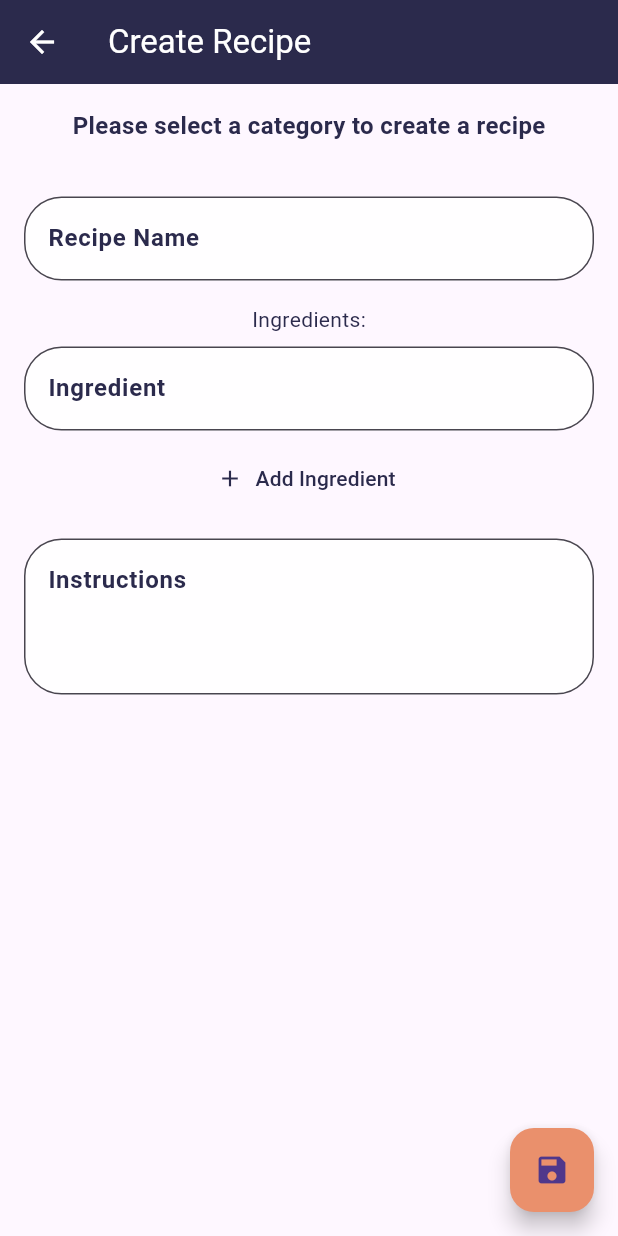
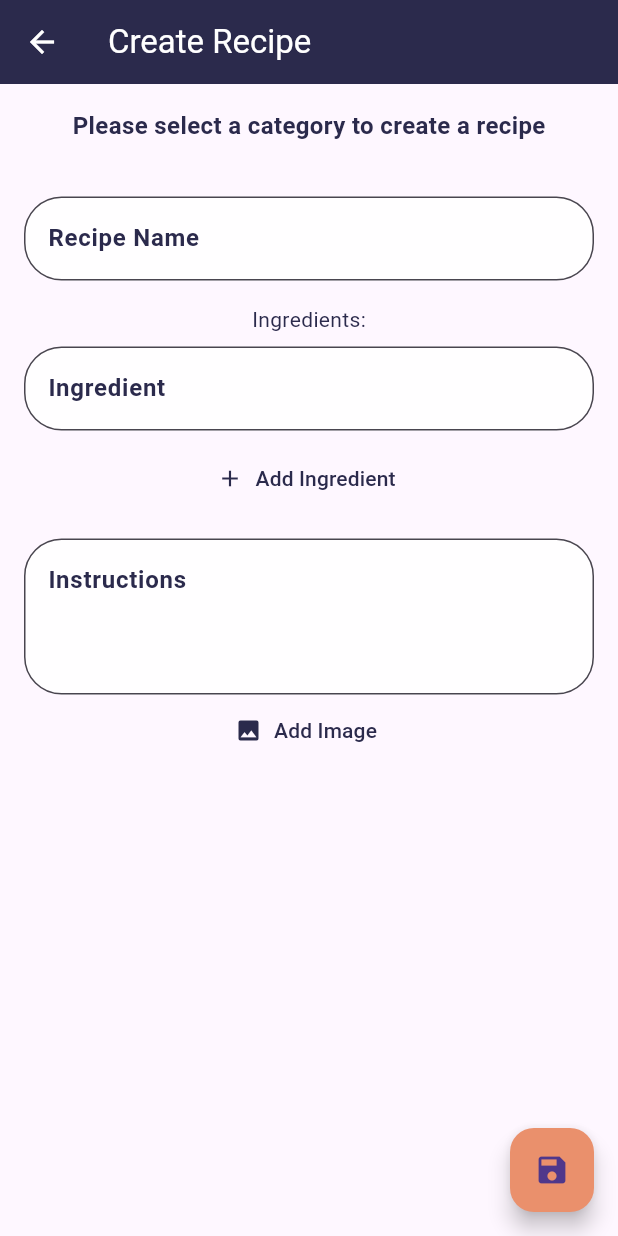
Before and after one commit to gokcearslan/se380_lastversion_recipeapp, a Flutter app: the CreateRecipePage screen opened directly, after a tap on "Breakfast", after a tap on the "save" icon, on a phone screen of 412 x 824 dp. Run offline on Flutter 3.47's test engine with Material 3 defaults, Android fonts, the light colour scheme and no system bars; our stand-ins replace cloud_firestore, firebase_auth, firebase_core, firebase_storage, flutter_staggered_animations, image_picker; accounts and stored records are empty; network calls fail.

Commit message:
images added to recipes

```diff
--- a/lib/FilteredRecipe.dart
+++ b/lib/FilteredRecipe.dart
@@ -12,7 +12,7 @@ class FilteredRecipesScreen extends StatelessWidget {
   Widget build(BuildContext context) {
     return Scaffold(
       appBar: AppBar(
-        title: Text('Filtered Recipes', style: TextStyle(color: Colors.white)),
+        title: Text('Filtered Recipes ', style: TextStyle(color: Colors.white)),
         backgroundColor: Navy,
         iconTheme: IconThemeData(color: Colors.white),
 
--- a/lib/RecipeDetailsScreen.dart
+++ b/lib/RecipeDetailsScreen.dart
@@ -1,3 +1,5 @@
+import 'dart:io';
+
 import 'package:cloud_firestore/cloud_firestore.dart';
 import 'package:flutter/material.dart';
 import 'package:flutter_staggered_animations/flutter_staggered_animations.dart';
@@ -111,7 +113,6 @@ class RecipeDetailsScreen extends StatelessWidget {
                       padding: EdgeInsets.all(16.0),
                       decoration: BoxDecoration(
                         color: Colors.white,
-                        // Background color for the instruction box
                         borderRadius: BorderRadius.circular(10.0),
                         boxShadow: [
                           BoxShadow(
@@ -122,7 +123,10 @@ class RecipeDetailsScreen extends StatelessWidget {
                           ),
                         ],
                       ),
-                      child: Row(
+                      child: Column(
+                        crossAxisAlignment: CrossAxisAlignment.start,
+                        children: [
+                          Row(
                             crossAxisAlignment: CrossAxisAlignment.start,
                             children: [
                               CircleAvatar(
@@ -139,6 +143,15 @@ class RecipeDetailsScreen extends StatelessWidget {
                               ),
                             ],
                           ),
+                          SizedBox(height: 16.0), // Add some space between text and image
+                          Image.file(
+                            File(recipe['image']), // Assuming 'image' is the file path
+                            height: 200, // Adjust the height as needed
+                            width: double.infinity, // Take the full width
+                            fit: BoxFit.cover,
+                          ),
+                        ],
+                      ),
                     ),
                   ),
                 ),
@@ -147,7 +160,9 @@ class RecipeDetailsScreen extends StatelessWidget {
             .toList(),
       );
     } else if (instructions is String) {
-      return Container(
+      return Column(
+        children: [
+          Container(
             padding: EdgeInsets.all(16.0),
             margin: EdgeInsets.symmetric(vertical: 8.0),
             decoration: BoxDecoration(
@@ -166,6 +181,15 @@ class RecipeDetailsScreen extends StatelessWidget {
               instructions,
               style: TextStyle(color: Colors.black, fontWeight: FontWeight.bold),
             ),
+          ),
+          SizedBox(height: 16.0), // Add some space between text and image
+          Image.file(
+            File(recipe['image']), // Assuming 'image' is the file path
+            height: 200, // Adjust the height as needed
+            width: double.infinity, // Take the full width
+            fit: BoxFit.cover,
+          ),
+        ],
       );
     } else {
       return Text(
@@ -174,4 +198,6 @@ class RecipeDetailsScreen extends StatelessWidget {
       );
     }
   }
+
+
 }
--- a/lib/Recipes.dart
+++ b/lib/Recipes.dart
@@ -9,8 +9,8 @@ class AllRecipesScreen extends StatelessWidget {
     return Scaffold(
       appBar: AppBar(
         title: Text('All Recipes',style: TextStyle(color: Colors.white)),
-          backgroundColor: Navy,
-          iconTheme: IconThemeData(color: Colors.white),
+        backgroundColor: Navy,
+        iconTheme: IconThemeData(color: Colors.white),
 
       ),
       body: StreamBuilder<QuerySnapshot>(
@@ -71,7 +71,7 @@ class RecipeCard extends StatelessWidget {
           recipeName,
           style: TextStyle(color: Navy,
             //fontWeight: FontWeight.bold,
-         ),
+          ),
         ),
         leading: Container(
           width: 50.0,
--- a/lib/recipe_create.dart
+++ b/lib/recipe_create.dart
@@ -2,6 +2,9 @@ import 'package:flutter/material.dart';
 import 'package:se380_lastversion_recipeapp/services/fire_recipe.dart';
 import 'package:se380_lastversion_recipeapp/services/recipe_model.dart';
 import 'color.dart';
+import 'package:image_picker/image_picker.dart';
+import 'dart:io';
+
 
 class CreateRecipePage extends StatefulWidget {
   @override
@@ -17,6 +20,10 @@ class _CreateRecipePageState extends State<CreateRecipePage> {
   TextEditingController _instructionsController = TextEditingController();
   String? _selectedCategory;
   bool _isCategorySelected = false;
+
+  File? _recipeImage;
+  String image= '';
+
 
   final Map<String, String> _categoryImages = {
     'Breakfast': 'https://static01.nyt.com/images/2023/04/23/multimedia/23WELL-HEALTHY-BREAKFAST9-lgwc/23WELL-HEALTHY-BREAKFAST9-lgwc-videoSixteenByNine3000.jpg',
@@ -55,26 +62,40 @@ class _CreateRecipePageState extends State<CreateRecipePage> {
     });
   }
 
-  void _saveRecipe() async {
-    List<String> ingredients =
-    _ingredientControllers.map((controller) => controller.text).where((ingredient) => ingredient.isNotEmpty).toList();
+  void _saveRecipe() {
+    List<String> ingredients = _ingredientControllers.map((controller) => controller.text).where((ingredient) => ingredient.isNotEmpty).toList();
 
-    if (_recipeNameController.text.isNotEmpty && ingredients.isNotEmpty) {
+    if (_recipeNameController.text.isNotEmpty && ingredients.isNotEmpty && _recipeImage != null) {
+      try {
+        // Use the image file path as the image URL
+        String imageUrl = _recipeImage!.path;
+
+        // Create a new Recipe with the image URL
         Recipe newRecipe = Recipe(
           name: _recipeNameController.text,
           ingredientIds: ingredients,
           category: _selectedCategory!,
           instructions: _instructionsController.text,
+          image: imageUrl,
           id: '',
         );
 
-      await FirebaseService().saveRecipe(newRecipe);
+        // Save the recipe to Firebase
+        FirebaseService().saveRecipe(newRecipe);
 
         _resetForm();
+      } catch (e) {
+        print('Error saving recipe: $e');
+        // Handle error as needed
+      }
     } else {
-      // alert will be here
+      // Display an alert for missing information
     }
   }
+
+
+
+
 
   void _resetForm() {
     _recipeNameController.clear();
@@ -167,11 +188,34 @@ class _CreateRecipePageState extends State<CreateRecipePage> {
             maxLines: 3,
             decoration: textFieldDecoration('Instructions'),
           ),
+          // Image picker
+          TextButton.icon(
+            onPressed: () async {
+              final pickedFile = await ImagePicker().pickImage(source: ImageSource.gallery);
+
+              if (pickedFile != null) {
+                setState(() {
+                  _recipeImage = File(pickedFile.path);
+                });
+              }
+            },
+            icon: Icon(Icons.image, color: Navy),
+            label: Text('Add Image', style: TextStyle(color: Navy)),
+          ),
+          _recipeImage != null
+              ? Image.file(
+            _recipeImage!,
+            height: 100,
+            width: 100,
+            fit: BoxFit.cover,
+          )
+              : SizedBox(height: 20),
         ],
       ),
     )
         : SizedBox();
   }
+
 
   @override
   Widget build(BuildContext context) {
--- a/lib/register_page.dart
+++ b/lib/register_page.dart
@@ -4,6 +4,7 @@ import 'package:se380_lastversion_recipeapp/HomePage.dart';
 import 'package:se380_lastversion_recipeapp/color.dart';
 import 'package:se380_lastversion_recipeapp/services/fire_auth.dart';
 import 'package:se380_lastversion_recipeapp/validator.dart';
+import 'package:image_picker/image_picker.dart';
 
 class RegisterPage extends StatefulWidget {
   @override
--- a/lib/services/fire_recipe.dart
+++ b/lib/services/fire_recipe.dart
@@ -1,6 +1,9 @@
+
+import 'dart:io';
 
 import 'package:cloud_firestore/cloud_firestore.dart';
 import 'package:se380_lastversion_recipeapp/services/recipe_model.dart';
+import 'package:firebase_storage/firebase_storage.dart' as firebase_storage;
 
 
 class FirebaseService {
@@ -27,6 +30,8 @@ class FirebaseService {
         ingredientIds: List<String>.from(doc['ingredientIds']),
         category: 'category',
         instructions: instructions != null ? instructions : 'No instructions',
+        image: 'image',
+
       );
 
       return recipe;
@@ -45,14 +50,37 @@ class FirebaseService {
         'ingredientIds': recipe.ingredientIds,
         'category': recipe.category,
         'instructions': recipe.instructions,
-
+        'image': recipe.image,
       };
 
-      await _firestore.collection('recipes').add(recipeData);
+      // Save the recipe to Firestore
+      DocumentReference recipeRef = await _firestore.collection('recipes').add(recipeData);
+
+      // Update the recipe with the document ID
+      await recipeRef.update({'id': recipeRef.id});
     } catch (e) {
       print('Error saving recipe: $e');
-
     }
   }
 
+
+  Future<String> uploadRecipeImage(File imageFile) async {
+    try {
+      firebase_storage.Reference storageRef = firebase_storage.FirebaseStorage.instance.ref().child('recipe_images').child('${DateTime.now().millisecondsSinceEpoch}.jpg');
+
+      firebase_storage.UploadTask uploadTask = storageRef.putFile(imageFile);
+
+      // Use whenComplete to check the upload status
+      await uploadTask.whenComplete(() => print('Image uploaded successfully'));
+
+      String downloadURL = await storageRef.getDownloadURL();
+
+      return downloadURL;
+    } catch (e) {
+      print('Error uploading image: $e');
+      return '';
+    }
+  }
+
+
 }
--- a/lib/services/recipe_model.dart
+++ b/lib/services/recipe_model.dart
@@ -12,6 +12,8 @@ class Recipe {
   final List<String> ingredientIds;
   final String category;
   final String instructions;
+  final String? image;
+
 
   Recipe({
     required this.id,
@@ -19,6 +21,7 @@ class Recipe {
     required this.ingredientIds,
     required this.category,
     required this.instructions,
+    required this.image,
   });
 
 
@@ -27,5 +30,7 @@ class Recipe {
     required this.ingredientIds,
     required this.category,
     required this.instructions,
+    required this.image,
+
   }) : id = '';
 }
--- a/pubspec.yaml
+++ b/pubspec.yaml
@@ -37,6 +37,7 @@ dependencies:
   provider: ^6.1.1
   image_picker: ^1.0.5
   flutter_staggered_animations: ^1.0.0
+  firebase_storage: ^11.6.0
 
 
 
```
Also changed, not shown: lib/Profile_Page.dart (+55 -66 lines), lib/services/recipe_provider.dart (line endings or trailing spaces), pubspec.lock, 3 other files. Lines whose indentation alone changed are shown as unchanged.
